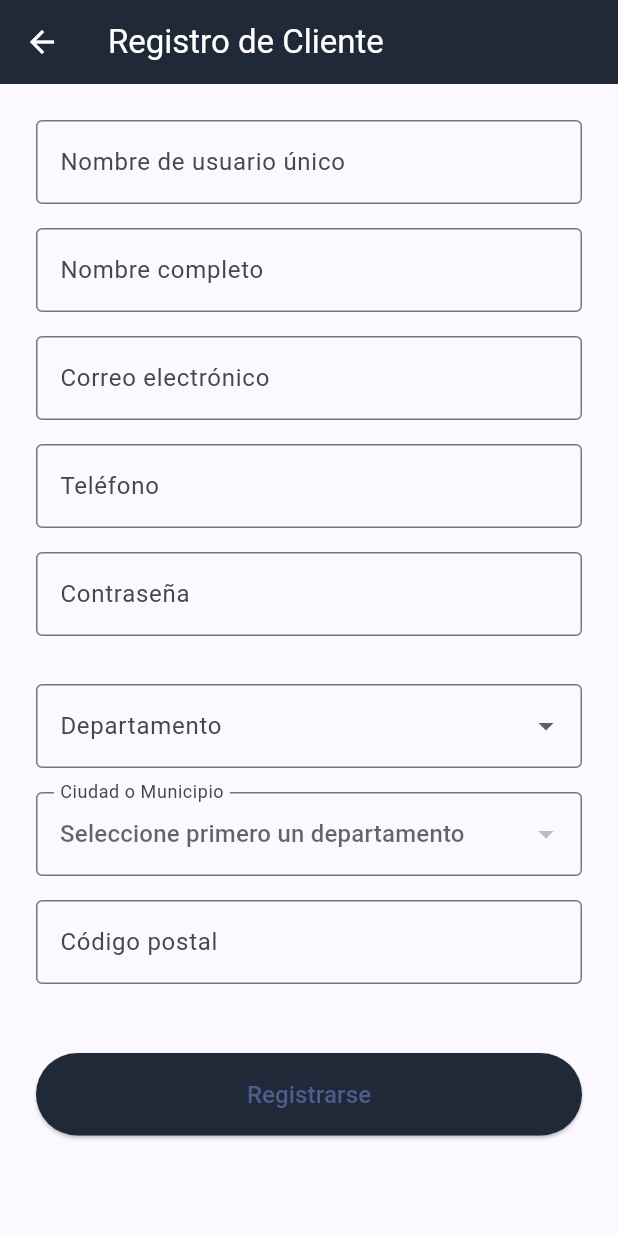
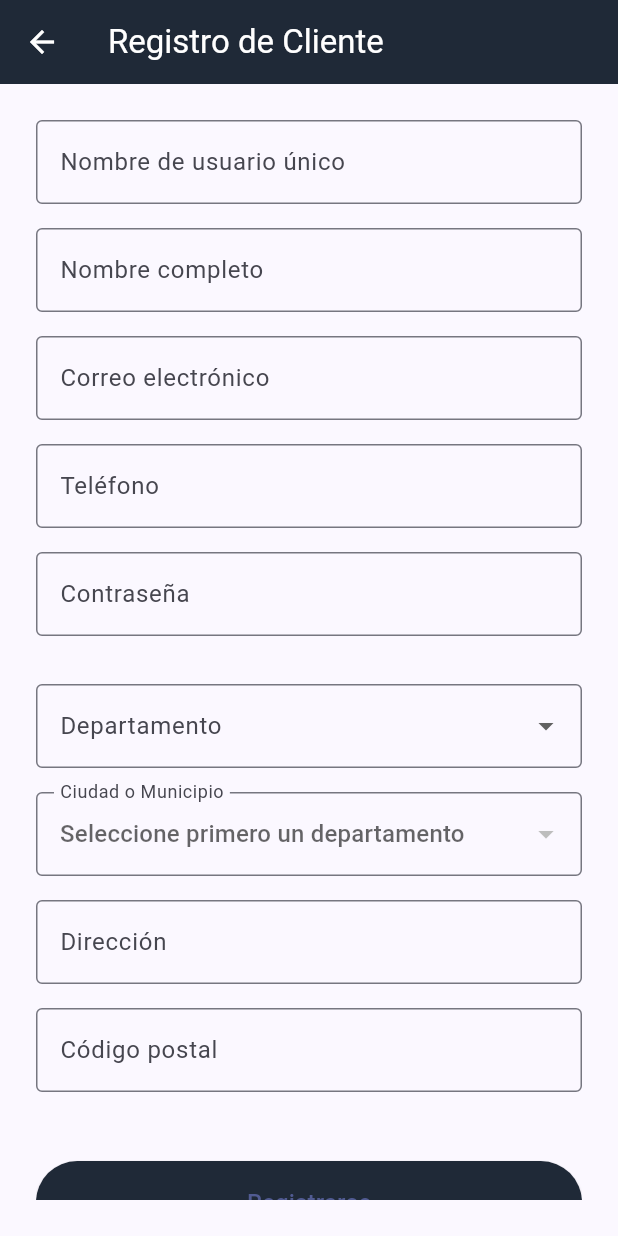
Before and after one commit to IsaacPater31/pyp_platform, a Flutter app: the ClientRegisterView screen opened directly, on a phone screen of 412 x 824 dp. Run offline on Flutter 3.47's test engine with Material 3 defaults, Android fonts, the light colour scheme and no system bars.

Commit message:
🛠️ Agregado campo "dirección" olvidado y selección de municipio y departamento 📍 - ✅ Campo "dirección" agregado correctamente - 🏘️ Menús desplegables para municipio y departamento completos

```diff
--- a/lib/controladores/client_register_controller.dart
+++ b/lib/controladores/client_register_controller.dart
@@ -3,23 +3,126 @@ import 'package:flutter/material.dart';
 class ClientRegisterController {
   final GlobalKey<FormState> formKey = GlobalKey<FormState>();
 
-  // Controladores para los campos del formulario
   final TextEditingController usernameController = TextEditingController();
   final TextEditingController fullNameController = TextEditingController();
   final TextEditingController emailController = TextEditingController();
   final TextEditingController phoneController = TextEditingController();
   final TextEditingController passwordController = TextEditingController();
+  final TextEditingController addressController = TextEditingController(); // <-- Nuevo
   final TextEditingController postalCodeController = TextEditingController();
 
   String? departamentoSeleccionado;
   String? ciudadSeleccionada;
 
   final Map<String, List<String>> departamentosYMunicipios = {
-    'Antioquia': ['Medellín', 'Envigado', 'Bello', 'Itagüí'],
-    'Cundinamarca': ['Bogotá', 'Soacha', 'Zipaquirá', 'Chía'],
-    'Valle del Cauca': ['Cali', 'Palmira', 'Buenaventura', 'Tuluá'],
-    'Bolívar': ['Cartagena', 'Magangué', 'Turbaco', 'Arjona', 'El Carmen de Bolívar', 'San Juan Nepomuceno'],
-  };
+  'Antioquia': [
+    'Abejorral', 'Abriaquí', 'Alejandría', 'Amagá', 'Amalfi', 'Andes',
+    'Angelópolis', 'Angostura', 'Anorí', 'Anzá', 'Apartadó', 'Arboletes',
+    'Argelia', 'Armenia', 'Barbosa', 'Bello', 'Belmira', 'Betania',
+    'Betulia', 'Briceño', 'Buriticá', 'Cáceres', 'Caicedo', 'Caldas',
+    'Campamento', 'Cañasgordas', 'Caracolí', 'Caramanta', 'Carepa',
+    'Carolina del Príncipe', 'Caucasia', 'Chigorodó', 'Cisneros',
+    'Ciudad Bolívar', 'Cocorná', 'Concepción', 'Concordia', 'Copacabana',
+    'Dabeiba', 'Donmatías', 'Ebéjico', 'El Bagre', 'El Carmen de Viboral',
+    'El Peñol', 'El Retiro', 'El Santuario', 'Entrerríos', 'Envigado',
+    'Fredonia', 'Frontino', 'Giraldo', 'Girardota', 'Gómez Plata',
+    'Granada', 'Guadalupe', 'Guarne', 'Guatapé', 'Heliconia', 'Hispania',
+    'Itagüí', 'Ituango', 'Jardín', 'Jericó', 'La Ceja', 'La Estrella',
+    'La Pintada', 'La Unión', 'Liborina', 'Maceo', 'Marinilla', 'Medellín',
+    'Montebello', 'Murindó', 'Mutatá', 'Nariño', 'Nechí', 'Necoclí',
+    'Olaya', 'Peque', 'Pueblorrico', 'Puerto Berrío', 'Puerto Nare',
+    'Puerto Triunfo', 'Remedios', 'Rionegro', 'Sabanalarga', 'Sabaneta',
+    'Salgar', 'San Andrés de Cuerquia', 'San Carlos', 'San Francisco',
+    'San Jerónimo', 'San José de la Montaña', 'San Juan de Urabá',
+    'San Luis', 'San Pedro', 'San Pedro de Urabá', 'San Rafael',
+    'San Roque', 'San Vicente', 'Santa Bárbara', 'Santa Fe de Antioquia',
+    'Santa Rosa de Osos', 'Santo Domingo', 'Segovia', 'Sonsón',
+    'Sopetrán', 'Támesis', 'Tarazá', 'Tarso', 'Titiribí', 'Toledo',
+    'Turbo', 'Uramita', 'Urrao', 'Valdivia', 'Valparaíso', 'Vegachí',
+    'Venecia', 'Vigía del Fuerte', 'Yalí', 'Yarumal', 'Yolombó',
+    'Yondó', 'Zaragoza'
+  ],
+  'Cundinamarca': [
+    'Agua de Dios', 'Albán', 'Anapoima', 'Anolaima', 'Apulo', 'Arbeláez',
+    'Beltrán', 'Bituima', 'Bojacá', 'Cabrera', 'Cachipay', 'Cajicá',
+    'Caparrapí', 'Cáqueza', 'Carmen de Carupa', 'Chaguaní', 'Chía',
+    'Chipaque', 'Choachí', 'Chocontá', 'Cogua', 'Cota', 'Cucunubá',
+    'El Colegio', 'El Peñón', 'El Rosal', 'Facatativá', 'Fómeque',
+    'Fosca', 'Funza', 'Fúquene', 'Fusagasugá', 'Gachalá', 'Gachancipá',
+    'Gachetá', 'Gama', 'Girardot', 'Granada', 'Guachetá', 'Guaduas',
+    'Guasca', 'Guataquí', 'Guatavita', 'Guayabal de Síquima',
+    'Guayabetal', 'Gutiérrez', 'Jerusalén', 'Junín', 'La Calera',
+    'La Mesa', 'La Palma', 'La Peña', 'La Vega', 'Lenguazaque',
+    'Machetá', 'Madrid', 'Manta', 'Medina', 'Mosquera', 'Nariño',
+    'Nemocón', 'Nilo', 'Nimaima', 'Nocaima', 'Pacho', 'Paime', 'Pandi',
+    'Paratebueno', 'Pasca', 'Puerto Salgar', 'Pulí', 'Quebradanegra',
+    'Quetame', 'Quipile', 'Ricaurte', 'San Antonio del Tequendama',
+    'San Bernardo', 'San Cayetano', 'San Francisco', 'San Juan de Rioseco',
+    'Sasaima', 'Sesquilé', 'Sibaté', 'Silvania', 'Simijaca', 'Soacha',
+    'Sopó', 'Subachoque', 'Suesca', 'Supatá', 'Susa', 'Sutatausa',
+    'Tabio', 'Tausa', 'Tena', 'Tenjo', 'Tibacuy', 'Tibirita', 'Tocaima',
+    'Tocancipá', 'Topaipí', 'Ubalá', 'Ubaque', 'Ubaté', 'Une', 'Útica',
+    'Venecia', 'Vergara', 'Vianí', 'Villagómez', 'Villapinzón', 'Villeta',
+    'Viotá', 'Yacopí', 'Zipacón', 'Zipaquirá'
+  ],
+  'Valle del Cauca': [
+    'Alcalá', 'Andalucía', 'Ansermanuevo', 'Argelia', 'Bolívar',
+    'Buenaventura', 'Buga', 'Bugalagrande', 'Caicedonia', 'Cali',
+    'Calima', 'Candelaria', 'Cartago', 'Dagua', 'El Águila', 'El Cairo',
+    'El Cerrito', 'El Dovio', 'Florida', 'Ginebra', 'Guacarí', 'Jamundí',
+    'La Cumbre', 'La Unión', 'La Victoria', 'Obando', 'Palmira',
+    'Pradera', 'Restrepo', 'Riofrío', 'Roldanillo', 'San Pedro',
+    'Sevilla', 'Toro', 'Trujillo', 'Tuluá', 'Ulloa', 'Versalles',
+    'Vijes', 'Yotoco', 'Yumbo', 'Zarzal'
+  ],
+  'Bolívar': [
+    'Achí', 'Altos del Rosario', 'Arenal', 'Arjona', 'Arroyohondo',
+    'Barranco de Loba', 'Calamar', 'Cantagallo', 'Cartagena', 'Cicuco',
+    'Clemencia', 'Córdoba', 'El Carmen de Bolívar', 'El Guamo',
+    'El Peñón', 'Hatillo de Loba', 'Magangué', 'Mahates', 'Margarita',
+    'María La Baja', 'Mompós', 'Montecristo', 'Morales', 'Norosí',
+    'Pinillos', 'Regidor', 'Río Viejo', 'San Cristóbal', 'San Estanislao',
+    'San Fernando', 'San Jacinto', 'San Jacinto del Cauca',
+    'San Juan Nepomuceno', 'San Martín de Loba', 'San Pablo',
+    'Santa Catalina', 'Santa Rosa', 'Santa Rosa del Sur', 'Simití',
+    'Soplaviento', 'Talaigua Nuevo', 'Tiquisio', 'Turbaco', 'Turbaná',
+    'Villanueva', 'Zambrano'
+  ],
+  'Atlántico': [
+    'Baranoa', 'Barranquilla', 'Campo de la Cruz', 'Candelaria',
+    'Galapa', 'Juan de Acosta', 'Luruaco', 'Malambo', 'Manatí',
+    'Palmar de Varela', 'Piojó', 'Polonuevo', 'Ponedera', 'Puerto Colombia',
+    'Repelón', 'Sabanagrande', 'Sabanalarga', 'Santa Lucía', 'Santo Tomás',
+    'Soledad', 'Suán', 'Tubará', 'Usiacurí'
+  ],
+};
+
+
+  void onDepartamentoChanged(String? nuevo) {
+    departamentoSeleccionado = nuevo;
+    ciudadSeleccionada = null;
+  }
+
+  void onCiudadChanged(String? nuevaCiudad) {
+    ciudadSeleccionada = nuevaCiudad;
+  }
+
+  bool validateForm() {
+    return formKey.currentState?.validate() ?? false;
+  }
+
+  void printDatos() {
+    print('--- Datos de registro ---');
+    print('Usuario: ${usernameController.text}');
+    print('Nombre: ${fullNameController.text}');
+    print('Correo: ${emailController.text}');
+    print('Teléfono: ${phoneController.text}');
+    print('Contraseña: ${passwordController.text}');
+    print('Departamento: $departamentoSeleccionado');
+    print('Ciudad: $ciudadSeleccionada');
+    print('Dirección: ${addressController.text}');
+    print('Código postal: ${postalCodeController.text}');
+  }
 
   void dispose() {
     usernameController.dispose();
@@ -27,33 +130,7 @@ class ClientRegisterController {
     emailController.dispose();
     phoneController.dispose();
     passwordController.dispose();
+    addressController.dispose();
     postalCodeController.dispose();
   }
-
-  bool validateForm() {
-    return formKey.currentState?.validate() ?? false;
-  }
-
-  void onDepartamentoChanged(String? nuevoDepartamento) {
-    departamentoSeleccionado = nuevoDepartamento;
-    ciudadSeleccionada = null;
-  }
-
-  void onCiudadChanged(String? nuevoMunicipio) {
-    ciudadSeleccionada = nuevoMunicipio;
-  }
-
-  // Método para imprimir los datos ingresados (desde el controlador)
-  void printDatos() {
-    print('--- Datos del formulario ---');
-    print('Usuario: ${usernameController.text}');
-    print('Nombre completo: ${fullNameController.text}');
-    print('Correo: ${emailController.text}');
-    print('Teléfono: ${phoneController.text}');
-    print('Contraseña: ${passwordController.text}');
-    print('Departamento: $departamentoSeleccionado');
-    print('Ciudad o Municipio: $ciudadSeleccionada');
-    print('Código postal: ${postalCodeController.text}');
-    print('----------------------------');
-  }
 }
--- a/lib/vistas/client_register_view.dart
+++ b/lib/vistas/client_register_view.dart
@@ -1,5 +1,5 @@
 import 'package:flutter/material.dart';
-import 'package:pyp_platform/controladores/client_register_controller.dart';  // Importa el controlador
+import 'package:pyp_platform/controladores/client_register_controller.dart';
 
 class ClientRegisterView extends StatefulWidget {
   const ClientRegisterView({super.key});
@@ -65,6 +65,10 @@ class _ClientRegisterViewState extends State<ClientRegisterView> {
                 _buildMunicipioDropdown(),
                 const SizedBox(height: 16),
                 _buildTextField(
+                  label: 'Dirección',
+                  controller: controller.addressController,
+                ),
+                _buildTextField(
                   label: 'Código postal',
                   controller: controller.postalCodeController,
                 ),
@@ -72,9 +76,7 @@ class _ClientRegisterViewState extends State<ClientRegisterView> {
                 ElevatedButton(
                   onPressed: () {
                     if (controller.validateForm()) {
-                      controller.printDatos(); // Imprime desde el controlador
-                      // Aquí podrías navegar a la siguiente pantalla o mostrar mensaje
-                      // Por ejemplo: Navigator.push(...)
+                      controller.printDatos();
                     }
                   },
                   style: ElevatedButton.styleFrom(
```
